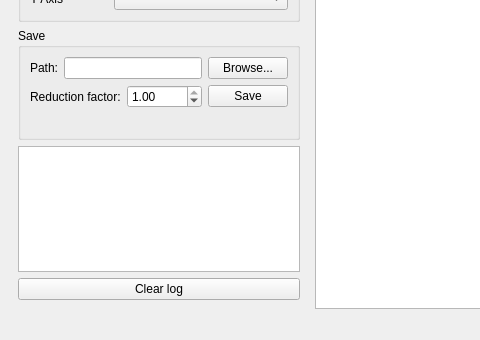
The window that mainwindow.ui (matthieuheitz/sweetsweep) describes before a commit, drawn with Qt 5; both pictures show x 0 to 480 and y 299 to 639 of the 842 by 639 pixel window.
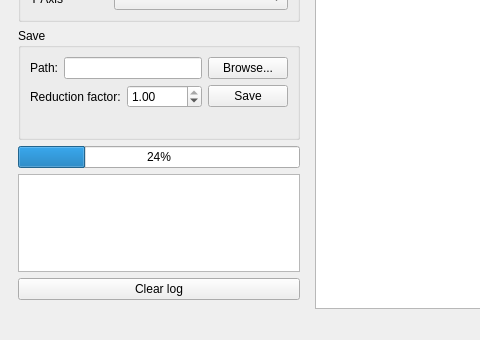
The same window after the commit. Custom widgets are drawn as their Qt base class.

Commit message: Show a progress bar when plotting more than one image

```diff
--- a/mainwindow.ui
+++ b/mainwindow.ui
@@ -384,6 +384,13 @@
          </layout>
         </widget>
        </item>
+       <item>
+        <widget class="QProgressBar" name="progressBar">
+         <property name="value">
+          <number>24</number>
+         </property>
+        </widget>
+       </item>
        <item>
         <widget class="QPlainTextEdit" name="text_log"/>
        </item>
```
Left out of the diff: 2 changed lines with no effect on the pictures. The commit also changes 1 other file.
